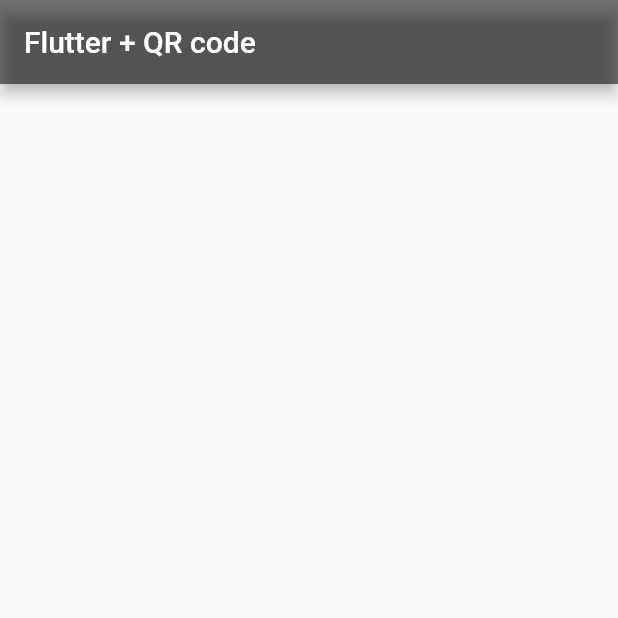
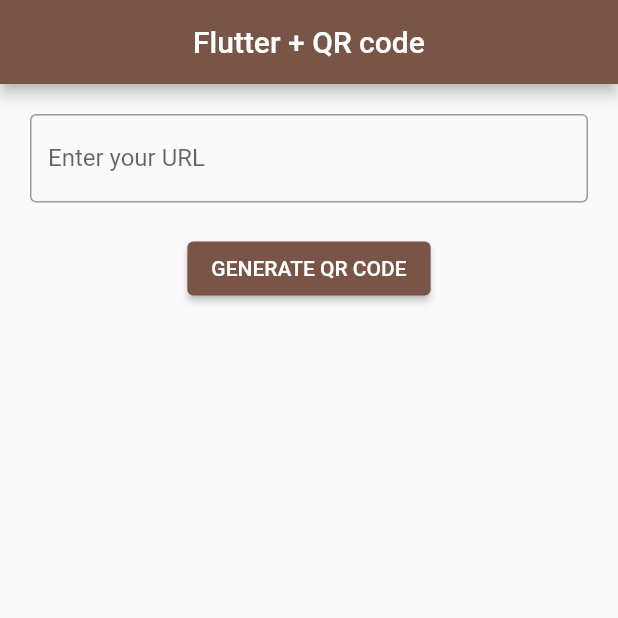
Before and after one commit to nyhxiaoning/mojo_flutter_playground, a Flutter app: the screen it shows after launch, on a phone screen of 412 x 824 dp, the top half of it. Run offline on Flutter 3.47's test engine with Material 2 defaults, Android fonts, the phone set to English and light mode, and no system bars.

Commit message:
create generate QR code page

```diff
--- /dev/null
+++ b/examples/flutter_qr_code/lib/generate_qr_page.dart
@@ -0,0 +1,49 @@
+import 'package:flutter/material.dart';
+import 'package:flutter_qr_code/qr_image.dart';
+
+class GenerateQRCode extends StatefulWidget {
+  const GenerateQRCode({super.key});
+
+  @override
+  GenerateQRCodeState createState() => GenerateQRCodeState();
+}
+
+class GenerateQRCodeState extends State<GenerateQRCode> {
+  TextEditingController controller = TextEditingController();
+  @override
+  Widget build(BuildContext context) {
+    return Scaffold(
+      appBar: AppBar(
+        title: const Text('Flutter + QR code'),
+        centerTitle: true,
+      ),
+      body: SingleChildScrollView(
+        child: Center(
+          child: Column(
+            mainAxisAlignment: MainAxisAlignment.center,
+            children: [
+              Container(
+                margin: const EdgeInsets.all(20),
+                child: TextField(
+                  controller: controller,
+                  decoration: const InputDecoration(
+                      border: OutlineInputBorder(),
+                      labelText: 'Enter your URL'),
+                ),
+              ),
+              ElevatedButton(
+                  onPressed: () {
+                    setState(() {});
+                    Navigator.push(context,
+                        MaterialPageRoute(builder: ((context) {
+                      return QRImage(controller);
+                    })));
+                  },
+                  child: const Text('GENERATE QR CODE')),
+            ],
+          ),
+        ),
+      ),
+    );
+  }
+}
--- a/examples/flutter_qr_code/lib/main.dart
+++ b/examples/flutter_qr_code/lib/main.dart
@@ -1,4 +1,5 @@
 import 'package:flutter/material.dart';
+import 'package:flutter_qr_code/generate_qr_page.dart';
 
 void main() {
   runApp(const MyApp());
@@ -10,12 +11,10 @@ class MyApp extends StatelessWidget {
   @override
   Widget build(BuildContext context) {
     return MaterialApp(
-      home: Scaffold(
-        appBar: AppBar(
-          title: const Text('Flutter + QR code'),
-          backgroundColor: Colors.black54,
-        ),
-      ),
+      debugShowCheckedModeBanner: false,
+      theme:
+          ThemeData(primaryColor: Colors.black54, primarySwatch: Colors.brown),
+      home: const GenerateQRCode(),
     );
   }
 }
```
